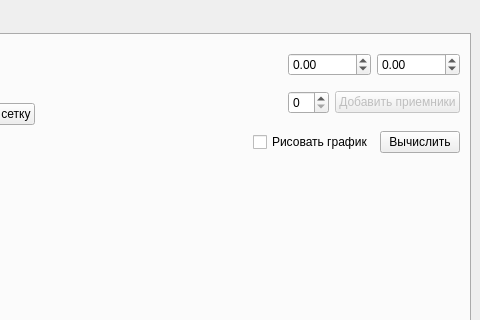
SweetRollxd/magnetic-survey, file design/main.ui: the form before one commit; both pictures show x 320 to 800 and y 0 to 320 of the 800 by 600 pixel window.
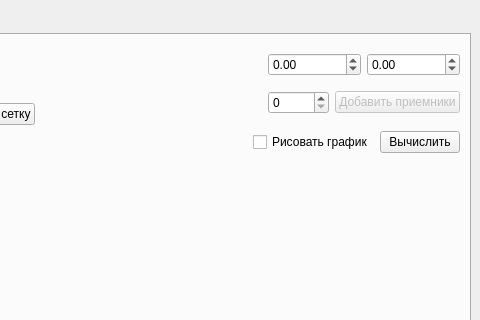
The form after the commit.

Patch:
```diff
--- a/design/main.ui
+++ b/design/main.ui
@@ -209,7 +209,11 @@
             <item>
              <layout class="QHBoxLayout" name="horizontalLayout_4">
               <item>
-               <widget class="QSpinBox" name="rcvCntSB"/>
+               <widget class="QSpinBox" name="rcvCntSB">
+                <property name="maximum">
+                 <number>10000</number>
+                </property>
+               </widget>
               </item>
               <item>
                <widget class="QPushButton" name="addReceiversBtn">
```
